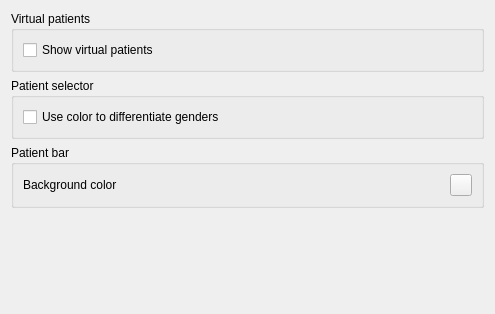
Before: the Qt Designer form plugins/patientbaseplugin/patientbasepreferencespage.ui in FreeHealth/freehealth, drawn with Qt 5.
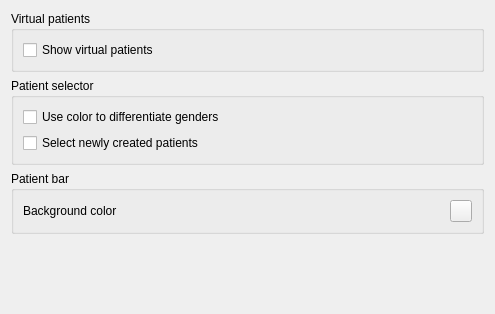
After: the same form once the commit is applied. Custom widgets are drawn as their Qt base class.

Commit message: Patients: - new preference: select newly created patient

```diff
--- a/plugins/patientbaseplugin/patientbasepreferencespage.ui
+++ b/plugins/patientbaseplugin/patientbasepreferencespage.ui
@@ -43,6 +43,13 @@
         </property>
        </widget>
       </item>
+      <item row="1" column="0">
+       <widget class="QCheckBox" name="selectNewlyCreatedBox">
+        <property name="text">
+         <string>Select newly created patients</string>
+        </property>
+       </widget>
+      </item>
      </layout>
     </widget>
    </item>
```
The commit also changes 2 other files.
